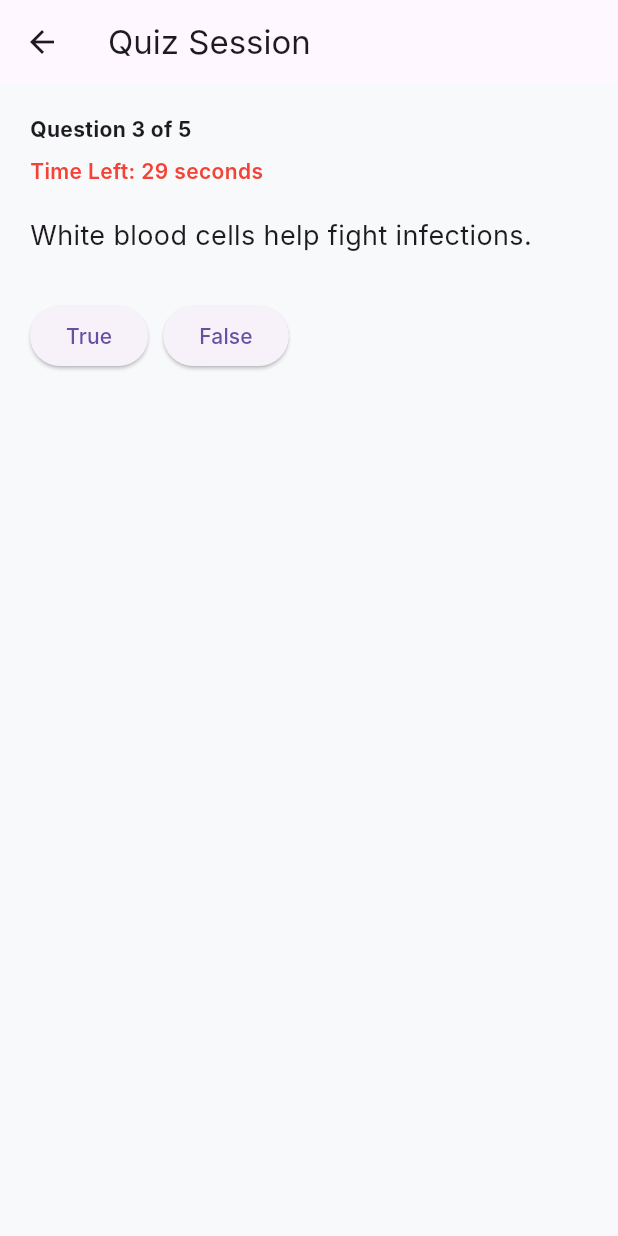
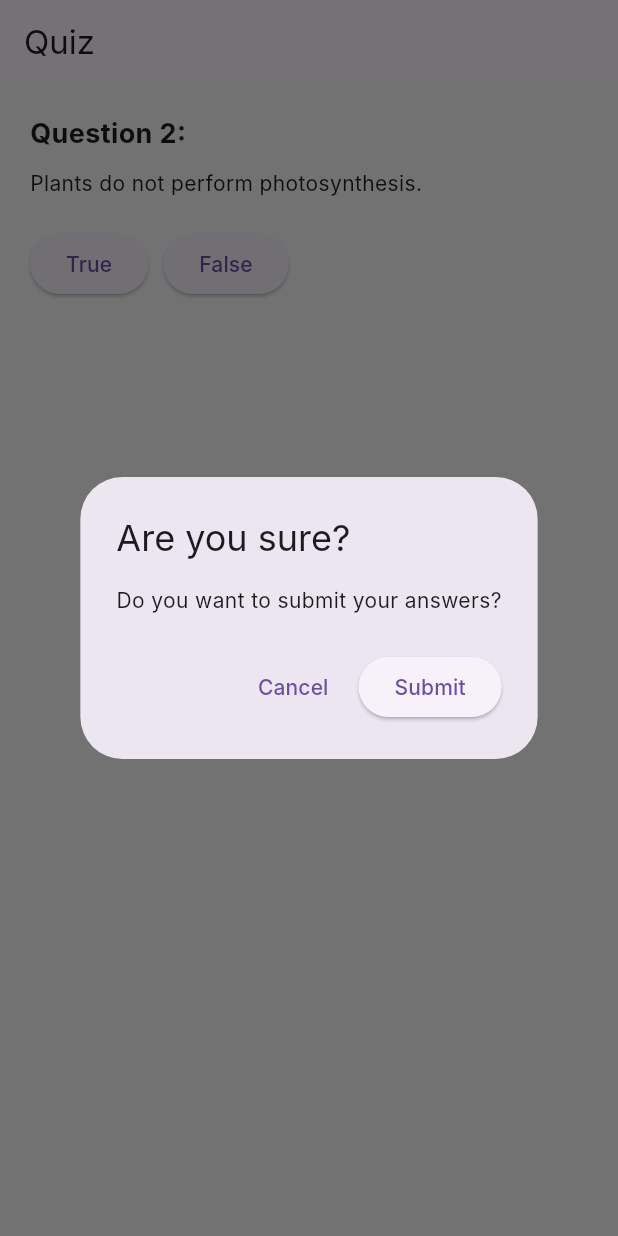
Before and after one commit to Kinetix-Engineering-Solutions/past-question-paper-app, a Flutter app: the QuizFlowScreen screen opened by its route, after a tap on "True or False", after a tap on "True", after a tap on "False", on a phone screen of 412 x 824 dp. Run offline on Flutter 3.47's test engine with Material 3 defaults, Android fonts, the light colour scheme and no system bars; our stand-ins replace flutter_riverpod, go_router; Roboto replaces fonts that are missing (Inter).

Commit message:
STILL WORKINNG ON IT
...

```diff
--- a/lib/app/router.dart
+++ b/lib/app/router.dart
@@ -1,5 +1,6 @@
 // lib/routes/app_router.dart
 import 'package:go_router/go_router.dart';
+import 'package:past_question_paper_v1/core/models/quiz_type.dart';
 import '../features/auth/forgot_password_screen.dart';
 import '../features/auth/login_screen.dart';
 
@@ -59,16 +60,27 @@ class AppRouter {
         name: 'settings',
         builder: (context, state) => const SettingsPage(),
       ),
-      GoRoute(
-      path: '/quiz/session',
-       name: 'quiz_flow_screen',
-       builder: (context, state) => const QuizFlowScreen(),
-),
+
       GoRoute(
         path: '/helperAndsupport',
-        name: 'helperAndsupport',
+       name: 'helperAndsupport',
         builder: (context, state) => const HelpSupportScreen(),
       ),
+      GoRoute(
+  path: '/quiz/session',
+  builder: (context, state) {
+    final subjectId = state.uri.queryParameters['subjectId'] ?? '';
+    final typeStr = state.uri.queryParameters['type'] ?? '';
+    final type = QuizType.values.firstWhere(
+      (e) => e.name == typeStr,
+      orElse: () => QuizType.none,
+    );
+
+    return QuizFlowScreen(
+      subjectId: subjectId,
+       type: type);
+  },
+),
     ],
   );
 }
--- /dev/null
+++ b/lib/core/models/quiz_type.dart
@@ -0,0 +1,10 @@
+enum QuizType {
+  none,
+  trueFalse,
+  multipleChoice,
+  exam,
+  shortAnswer,
+  longAnswer,
+  matching,
+  dragDrop,
+}
--- a/lib/features/auth/onboarding.dart
+++ b/lib/features/auth/onboarding.dart
@@ -150,7 +150,7 @@ class _OnboardingScreenState extends ConsumerState<OnboardingScreen>
         'icon': Icons.flash_on_outlined,
         'title': 'Rapid Session',
         'description': 'Quick practice with timed quizzes for fast recall',
-        'route': '/quiz/session',
+
       },
       {
         'icon': Icons.school_outlined,
--- a/lib/quiz/quiz_flow_screen.dart
+++ b/lib/quiz/quiz_flow_screen.dart
@@ -1,156 +1,36 @@
-import 'dart:async';
 import 'package:flutter/material.dart';
 import 'package:flutter_riverpod/flutter_riverpod.dart';
-import 'quiz_type_selector.dart';
+import 'package:past_question_paper_v1/core/models/quiz_type.dart';
 
-enum QuizType { none, trueFalse }
+final selectedQuizTypeProvider = StateProvider<String?>((ref) => null);
+final currentQuestionIndexProvider = StateProvider<int>((ref) => 0);
 
-final quizTypeProvider = StateProvider<QuizType>((ref) => QuizType.none);
-final questionIndexProvider = StateProvider<int>((ref) => 0);
-final timerProvider = StateProvider<int>((ref) => 30);
-
-final questionsProvider = Provider<List<Map<String, dynamic>>>((ref) {
-  return [
-    {'question': 'The heart is a muscle.', 'answer': true},
-    {'question': 'Photosynthesis occurs in the mitochondria.', 'answer': false},
-    {'question': 'White blood cells help fight infections.', 'answer': true},
-    {'question': 'DNA is found only in the cell membrane.', 'answer': false},
-    {'question': 'Red blood cells carry oxygen throughout the body.', 'answer': true},
-  ];
-});
+final trueFalseQuestionsProvider = Provider<List<Map<String, dynamic>>>((ref) => [
+  {'question': 'The heart is a muscle.', 'answer': true},
+  {'question': 'Plants do not perform photosynthesis.', 'answer': false},
+]);
 
 class QuizFlowScreen extends ConsumerStatefulWidget {
-  const QuizFlowScreen({super.key});
+  final String subjectId;
+  final QuizType type;
+
+  const QuizFlowScreen({
+    super.key,
+    required this.subjectId,
+    required this.type,
+  });
 
   @override
   ConsumerState<QuizFlowScreen> createState() => _QuizFlowScreenState();
 }
 
 class _QuizFlowScreenState extends ConsumerState<QuizFlowScreen> {
-  Timer? _timer;
-
-  @override
-  void dispose() {
-    _timer?.cancel();
-    super.dispose();
-  }
-
-  void _startTimer() {
-    _timer?.cancel();
-    ref.read(timerProvider.notifier).state = 30;
-
-    _timer = Timer.periodic(const Duration(seconds: 1), (timer) {
-      final current = ref.read(timerProvider);
-      if (current > 0) {
-        ref.read(timerProvider.notifier).state--;
-      } else {
-        _handleNextAuto();
-      }
-    });
-  }
-
-  void _handleNextAuto() {
-    _timer?.cancel();
-    final index = ref.read(questionIndexProvider);
-    final total = ref.read(questionsProvider).length;
-
-    if (index < total - 1) {
-      ref.read(questionIndexProvider.notifier).state++;
-      _startTimer();
-    } else {
-      _showSubmitDialog(context);
-    }
-  }
-
-  @override
-  Widget build(BuildContext context) {
-    final quizType = ref.watch(quizTypeProvider);
-
-    return Scaffold(
-      appBar: AppBar(
-        title: const Text('Quiz Session'),
-        leading: quizType != QuizType.none
-            ? IconButton(
-                icon: const Icon(Icons.arrow_back),
-                onPressed: () {
-                  _timer?.cancel();
-                  ref.read(quizTypeProvider.notifier).state = QuizType.none;
-                  ref.read(questionIndexProvider.notifier).state = 0;
-                },
-              )
-            : null,
-      ),
-      body: Padding(
-        padding: const EdgeInsets.all(20),
-        child: quizType == QuizType.none
-            ? _buildTypeSelector()
-            : _buildQuiz(),
-      ),
-    );
-  }
-
-  Widget _buildTypeSelector() {
-    return QuizTypeSelector(
-      onSelect: (QuizType type) {
-        ref.read(quizTypeProvider.notifier).state = type;
-        ref.read(questionIndexProvider.notifier).state = 0;
-        _startTimer();
-      },
-    );
-  }
-
-  Widget _buildQuiz() {
-    final index = ref.watch(questionIndexProvider);
-    final timer = ref.watch(timerProvider);
-    final questions = ref.watch(questionsProvider);
-    final question = questions[index];
-
-    return Column(
-      crossAxisAlignment: CrossAxisAlignment.start,
-      children: [
-        Text('Question ${index + 1} of ${questions.length}',
-            style: const TextStyle(fontWeight: FontWeight.bold)),
-        const SizedBox(height: 8),
-        Text('Time Left: $timer seconds',
-            style: const TextStyle(color: Colors.red, fontWeight: FontWeight.w600)),
-        const SizedBox(height: 20),
-        Text(question['question'], style: const TextStyle(fontSize: 18)),
-        const SizedBox(height: 30),
-        Row(
-          children: [
-            ElevatedButton(
-              onPressed: () => _nextOrSubmit(),
-              child: const Text('True'),
-            ),
-            const SizedBox(width: 10),
-            ElevatedButton(
-              onPressed: () => _nextOrSubmit(),
-              child: const Text('False'),
-            ),
-          ],
-        ),
-      ],
-    );
-  }
-
-  void _nextOrSubmit() {
-    final index = ref.read(questionIndexProvider);
-    final total = ref.read(questionsProvider).length;
-
-    if (index < total - 1) {
-      ref.read(questionIndexProvider.notifier).state++;
-      _startTimer();
-    } else {
-      _showSubmitDialog(context);
-    }
-  }
-
-  void _showSubmitDialog(BuildContext context) {
+  void submitQuiz(BuildContext context) {
     showDialog(
       context: context,
       builder: (_) => AlertDialog(
-        title: const Text('Submit Quiz?'),
-        content: const Text('Do you want to end the session?'),
+        title: const Text('Are you sure?'),
+        content: const Text('Do you want to submit your answers?'),
         actions: [
           TextButton(
             onPressed: () => Navigator.pop(context),
@@ -160,7 +40,7 @@ class _QuizFlowScreenState extends ConsumerState<QuizFlowScreen> {
             onPressed: () {
               Navigator.pop(context);
               ScaffoldMessenger.of(context).showSnackBar(
-                const SnackBar(content: Text('Quiz Submitted!')),
+                const SnackBar(content: Text('Quiz submitted!')),
               );
             },
             child: const Text('Submit'),
@@ -169,4 +49,79 @@ class _QuizFlowScreenState extends ConsumerState<QuizFlowScreen> {
       ),
     );
   }
+
+  @override
+  Widget build(BuildContext context) {
+    final selectedQuizType = ref.watch(selectedQuizTypeProvider);
+    final currentIndex = ref.watch(currentQuestionIndexProvider);
+    final questions = ref.watch(trueFalseQuestionsProvider);
+
+    Widget _buildQuizTypeSelection() {
+      return Column(
+        crossAxisAlignment: CrossAxisAlignment.start,
+        children: [
+          const Text('Select Quiz Type:', style: TextStyle(fontSize: 18)),
+          const SizedBox(height: 20),
+          ElevatedButton(
+            onPressed: () => ref.read(selectedQuizTypeProvider.notifier).state = 'true_false',
+            child: const Text('True or False'),
+          ),
+          ElevatedButton(
+            onPressed: () => ref.read(selectedQuizTypeProvider.notifier).state = 'mcq',
+            child: const Text('Multiple Choice'),
+          ),
+        ],
+      );
+    }
+
+    Widget _buildTrueFalseQuiz() {
+      final question = questions[currentIndex];
+      return Column(
+        crossAxisAlignment: CrossAxisAlignment.start,
+        children: [
+          Text('Question ${currentIndex + 1}:', style: const TextStyle(fontSize: 18, fontWeight: FontWeight.bold)),
+          const SizedBox(height: 10),
+          Text(question['question']),
+          const SizedBox(height: 20),
+          Row(
+            children: [
+              ElevatedButton(
+                onPressed: () {
+                  if (currentIndex < questions.length - 1) {
+                    ref.read(currentQuestionIndexProvider.notifier).state++;
+                  } else {
+                    submitQuiz(context);
+                  }
+                },
+                child: const Text('True'),
+              ),
+              const SizedBox(width: 10),
+              ElevatedButton(
+                onPressed: () {
+                  if (currentIndex < questions.length - 1) {
+                    ref.read(currentQuestionIndexProvider.notifier).state++;
+                  } else {
+                    submitQuiz(context);
+                  }
+                },
+                child: const Text('False'),
+              ),
+            ],
+          ),
+        ],
+      );
+    }
+
+    return Scaffold(
+      appBar: AppBar(title: const Text('Quiz')),
+      body: Padding(
+        padding: const EdgeInsets.all(20),
+        child: selectedQuizType == null
+            ? _buildQuizTypeSelection()
+            : selectedQuizType == 'true_false'
+                ? _buildTrueFalseQuiz()
+                : const Center(child: Text('Other quiz types not implemented')),
+      ),
+    );
+  }
 }
--- a/lib/quiz/quiz_type_selector.dart
+++ b/lib/quiz/quiz_type_selector.dart
@@ -1,5 +1,6 @@
 import 'package:flutter/material.dart';
-import 'quiz_flow_screen.dart'; // import enum QuizType
+import 'package:past_question_paper_v1/core/models/quiz_type.dart';
+import 'quiz_flow_screen.dart';
 
 class QuizTypeSelector extends StatelessWidget {
   final void Function(QuizType type) onSelect;
@@ -8,56 +9,65 @@ class QuizTypeSelector extends StatelessWidget {
 
   @override
   Widget build(BuildContext context) {
-    final types = [
-      {
-        'icon': Icons.check_circle_outline,
-        'title': 'True or False',
-        'desc': 'Choose true or false for each question',
-        'type': QuizType.trueFalse, // ✅ enum value
-      },
-        {
-        'icon': Icons.check_circle_outline,
-        'title': 'Multiple Choice',
-        'desc': 'Answer one from 4 options',
-        'type': 'mcq',
-      },
-      {
-        'icon': Icons.link,
-        'title': 'Match the Following',
-        'desc': 'Connect related pairs',
-        'type': 'matching',
-      },
-      {
-        'icon': Icons.drag_indicator,
-        'title': 'Drag and Drop',
-        'desc': 'Rearrange to match the question',
-        'type': 'dragdrop',
-      },
-      {
-        'icon': Icons.short_text,
-        'title': 'Short Answer',
-        'desc': 'Brief response required',
-        'type': 'short',
-      },
-      {
-        'icon': Icons.subject,
-        'title': 'Long Answer',
-        'desc': 'Write a detailed response',
-        'type': 'long',
-      },
-    ];
+    return SingleChildScrollView(
+      padding: const EdgeInsets.all(16),
+      child: Column(
+        children: [
+          _buildQuizTypeTile(
+            icon: Icons.check_circle_outline,
+            title: 'True or False',
+            subtitle: 'Choose true or false for each question',
+            onTap: () => onSelect(QuizType.trueFalse),
+          ),
+          const SizedBox(height: 12),
+          _buildQuizTypeTile(
+            icon: Icons.check_circle_outline,
+            title: 'Multiple Choice',
+            subtitle: 'Answer one from 4 options',
+            onTap: () => onSelect(QuizType.multipleChoice),
+          ),
+          const SizedBox(height: 12),
+          _buildQuizTypeTile(
+            icon: Icons.link,
+            title: 'Match the Following',
+            subtitle: 'Connect related pairs',
+            onTap: () => onSelect(QuizType.matching),
+          ),
+          const SizedBox(height: 12),
+          _buildQuizTypeTile(
+            icon: Icons.drag_indicator,
+            title: 'Drag and Drop',
+            subtitle: 'Rearrange to match the question',
+            onTap: () => onSelect(QuizType.dragDrop),
+          ),
+          const SizedBox(height: 12),
+          _buildQuizTypeTile(
+            icon: Icons.short_text,
+            title: 'Short Answer',
+            subtitle: 'Brief response required',
+            onTap: () => onSelect(QuizType.shortAnswer),
+          ),
+          const SizedBox(height: 12),
+          _buildQuizTypeTile(
+            icon: Icons.subject,
+            title: 'Long Answer',
+            subtitle: 'Write a detailed response',
+            onTap: () => onSelect(QuizType.longAnswer),
+          ),
+        ],
+      ),
+    );
+  }
 
-    return ListView.builder(
-      itemCount: types.length,
-      itemBuilder: (context, index) {
-        final item = types[index];
+  Widget _buildQuizTypeTile({
+    required IconData icon,
+    required String title,
+    required String subtitle,
+    required VoidCallback onTap,
+  }) {
     return GestureDetector(
-          onTap: () {
-            final type = item['type'] as QuizType;
-            onSelect(type);
-          },
+      onTap: onTap,
       child: Container(
-            margin: const EdgeInsets.symmetric(vertical: 10),
         padding: const EdgeInsets.all(20),
         decoration: BoxDecoration(
           color: Colors.white,
@@ -72,17 +82,17 @@ class QuizTypeSelector extends StatelessWidget {
         ),
         child: Row(
           children: [
-                Icon(item['icon'] as IconData, size: 32, color: Colors.grey[700]),
+            Icon(icon, size: 32, color: Colors.grey[700]),
             const SizedBox(width: 16),
             Expanded(
               child: Column(
                 crossAxisAlignment: CrossAxisAlignment.start,
                 children: [
-                      Text(item['title'] as String,
+                  Text(title,
                       style: const TextStyle(
                           fontSize: 18, fontWeight: FontWeight.w600)),
                   const SizedBox(height: 4),
-                      Text(item['desc'] as String,
+                  Text(subtitle,
                       style: const TextStyle(color: Colors.grey)),
                 ],
               ),
@@ -91,7 +101,5 @@ class QuizTypeSelector extends StatelessWidget {
         ),
       ),
     );
-      },
-    );
   }
 }
```
Also changed, not shown: lib/core/widgets/quiz_mode_dialog.dart (+33 -3 lines), lib/core/widgets/timer.dart (deleted). Lines whose indentation alone changed are shown as unchanged.
